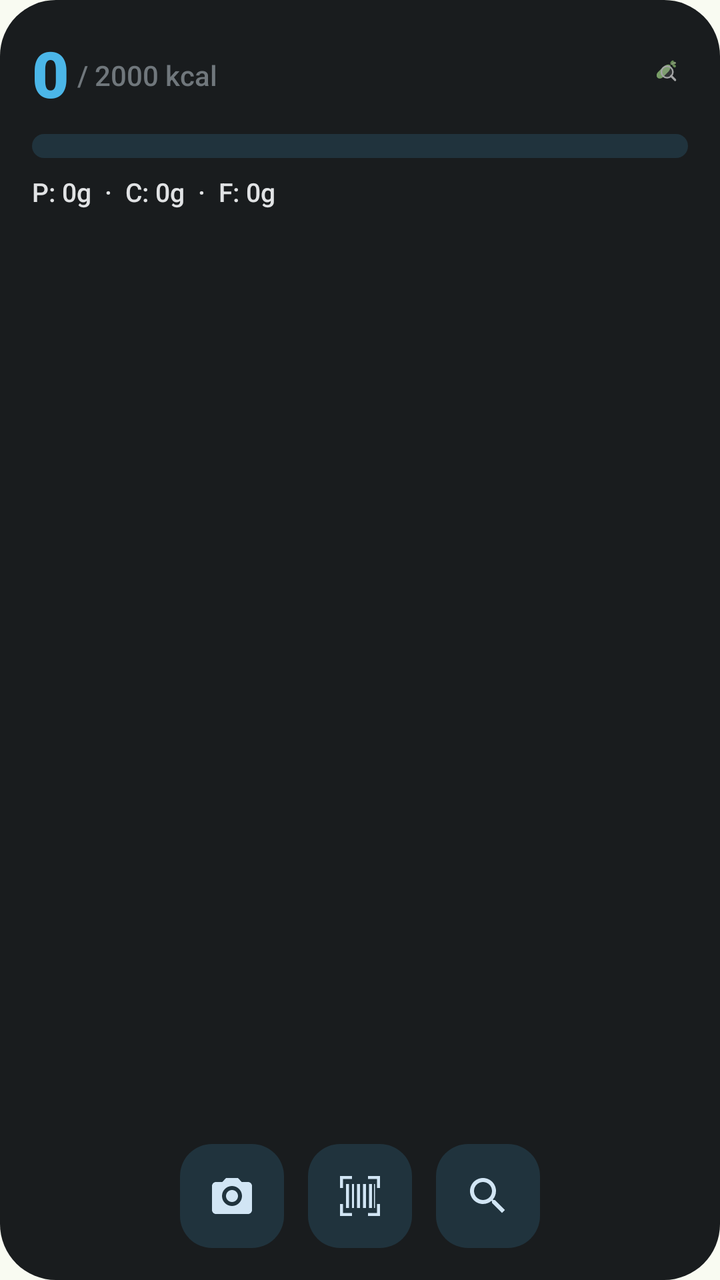
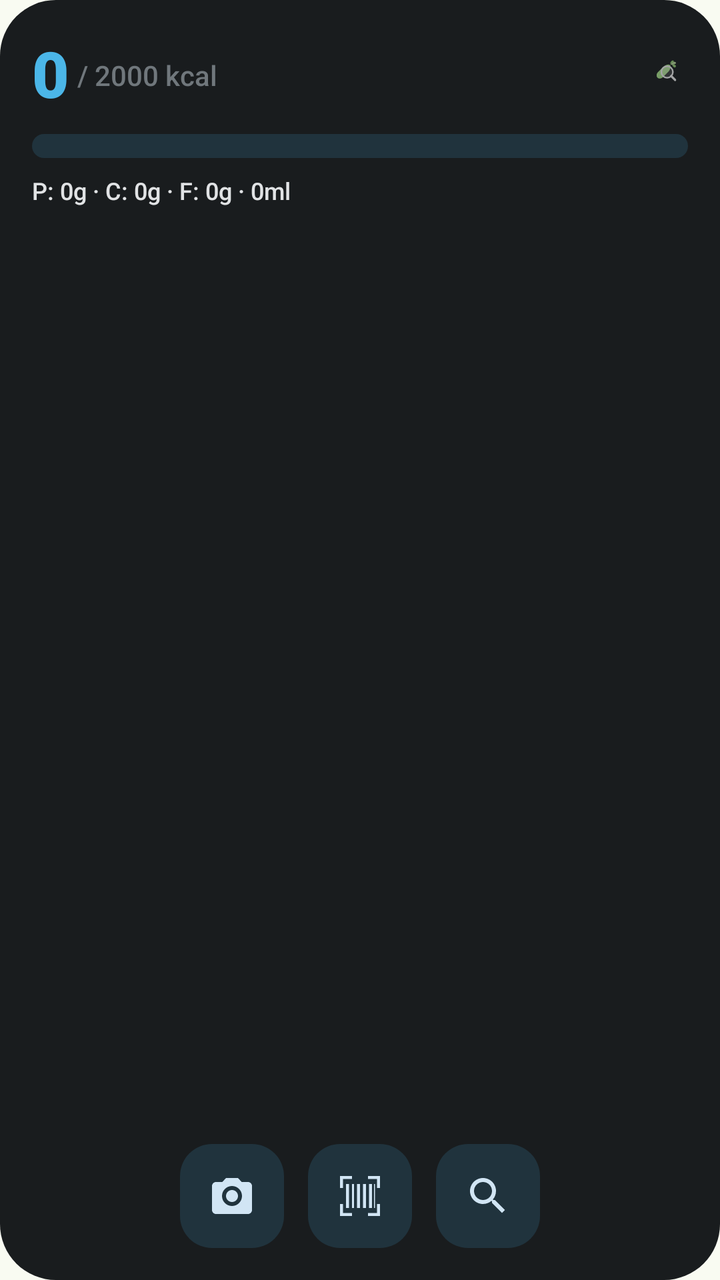

Before-and-after screenshots of an Android layout around one commit, followed by the original layout XML and the change that was made.
<!-- AndroidManifest.xml: application theme Theme.ScaScan -->
<!-- res/layout/widget_summary.xml -->
<?xml version="1.0" encoding="utf-8"?>
<RelativeLayout xmlns:android="http://schemas.android.com/apk/res/android"
    android:id="@+id/widget_root"
    android:layout_width="match_parent"
    android:layout_height="match_parent"
    android:background="@drawable/widget_background"
    android:padding="16dp">

    
    <LinearLayout
        android:id="@+id/layout_header"
        android:layout_width="wrap_content"
        android:layout_height="wrap_content"
        android:orientation="horizontal"
        android:gravity="bottom">

        <TextView
            android:id="@+id/tv_widget_consumed"
            android:layout_width="wrap_content"
            android:layout_height="wrap_content"
            android:text="0"
            android:textColor="@color/widget_primary"
            android:textSize="32sp"
            android:textStyle="bold"
            android:fontFamily="sans-serif-black" />

        <TextView
            android:id="@+id/tv_widget_target"
            android:layout_width="wrap_content"
            android:layout_height="wrap_content"
            android:layout_marginStart="4dp"
            android:layout_marginBottom="6dp"
            android:text="/ 2000 kcal"
            android:textColor="@color/widget_outline"
            android:textSize="14sp"
            android:fontFamily="sans-serif-medium" />
    </LinearLayout>

    <ImageView
        android:layout_width="24dp"
        android:layout_height="24dp"
        android:layout_alignParentEnd="true"
        android:layout_alignTop="@id/layout_header"
        android:layout_marginTop="8dp"
        android:src="@drawable/ic_launcher_foreground"
        android:alpha="0.6"
        android:contentDescription="ScaScan" />

    
    <ProgressBar
        android:id="@+id/progress_widget_calories"
        style="@android:style/Widget.ProgressBar.Horizontal"
        android:layout_width="match_parent"
        android:layout_height="12dp"
        android:layout_below="@id/layout_header"
        android:layout_marginTop="8dp"
        android:progress="0"
        android:progressDrawable="@drawable/widget_progress_bar" />

    
    <TextView
        android:id="@+id/tv_widget_macros"
        android:layout_width="match_parent"
        android:layout_height="wrap_content"
        android:layout_below="@id/progress_widget_calories"
        android:layout_marginTop="8dp"
        android:text="P: 0g  ·  C: 0g  ·  F: 0g"
        android:textColor="@color/widget_on_background"
        android:textSize="13sp"
        android:fontFamily="sans-serif-medium" />

    
    <LinearLayout
        android:layout_width="match_parent"
        android:layout_height="wrap_content"
        android:layout_alignParentBottom="true"
        android:orientation="horizontal"
        android:gravity="center">

        <ImageButton
            android:id="@+id/btn_widget_scan"
            android:layout_width="52dp"
            android:layout_height="52dp"
            android:layout_marginEnd="12dp"
            android:background="@drawable/widget_button_background"
            android:src="@drawable/ic_camera"
            android:tint="@color/widget_on_secondary_container"
            android:contentDescription="@string/label_camera" />

        <ImageButton
            android:id="@+id/btn_widget_barcode"
            android:layout_width="52dp"
            android:layout_height="52dp"
            android:layout_marginEnd="12dp"
            android:background="@drawable/widget_button_background"
            android:src="@drawable/ic_barcode"
            android:tint="@color/widget_on_secondary_container"
            android:contentDescription="@string/label_barcode_scan" />

        <ImageButton
            android:id="@+id/btn_widget_search"
            android:layout_width="52dp"
            android:layout_height="52dp"
            android:background="@drawable/widget_button_background"
            android:src="@drawable/ic_search"
            android:tint="@color/widget_on_secondary_container"
            android:contentDescription="@string/label_search" />
    </LinearLayout>

</RelativeLayout>
<!-- resources referenced by this layout -->
<resources>
  <color name="widget_on_background">#E6E1E5</color>
  <color name="widget_on_secondary_container">#E6E1E5</color>
  <color name="widget_outline">#938F99</color>
  <color name="widget_primary">#D0BCFF</color>
  <!-- drawable ic_camera (drawable) -->
  <?xml version="1.0" encoding="utf-8"?>
  <vector xmlns:android="http://schemas.android.com/apk/res/android"
      android:width="24dp"
      android:height="24dp"
      android:viewportWidth="24"
      android:viewportHeight="24">
      <path
          android:fillColor="@android:color/white"
          android:pathData="M20,5H16.83L15,3H9L7.17,5H4C2.9,5 2,5.9 2,7v12c0,1.1 0.9,2 2,2h16c1.1,0 2,-0.9 2,-2V7C22,5.9 21.1,5 20,5zM12,17c-2.76,0 -5,-2.24 -5,-5s2.24,-5 5,-5 5,2.24 5,5S14.76,17 12,17zM12,9c-1.66,0 -3,1.34 -3,3s1.34,3 3,3 3,-1.34 3,-3S13.66,9 12,9z" />
  </vector>
  <!-- drawable ic_search (drawable) -->
  <?xml version="1.0" encoding="utf-8"?>
  <vector xmlns:android="http://schemas.android.com/apk/res/android"
      android:width="24dp"
      android:height="24dp"
      android:viewportWidth="24"
      android:viewportHeight="24">
      <path
          android:fillColor="@android:color/white"
          android:pathData="M15.5,14h-0.79l-0.28,-0.27C15.41,12.59 16,11.11 16,9.5 16,5.91 13.09,3 9.5,3S3,5.91 3,9.5 5.91,16 9.5,16c1.61,0 3.09,-0.59 4.23,-1.57l0.27,0.28v0.79l5,4.99L20.49,19l-4.99,-5zM9.5,14C7.01,14 5,11.99 5,9.5S7.01,5 9.5,5 14,7.01 14,9.5 11.99,14 9.5,14z" />
  </vector>
  <!-- drawable widget_background (drawable) -->
  <?xml version="1.0" encoding="utf-8"?>
  <shape xmlns:android="http://schemas.android.com/apk/res/android">
      <solid android:color="@color/widget_background" />
      <corners android:radius="28dp" />
  </shape>
  <!-- drawable widget_button_background (drawable) -->
  <?xml version="1.0" encoding="utf-8"?>
  <shape xmlns:android="http://schemas.android.com/apk/res/android">
      <solid android:color="@color/widget_secondary_container" />
      <corners android:radius="16dp" />
  </shape>
  <string name="label_barcode_scan">Scan Barcode</string>
  <string name="label_camera">Take Photo</string>
  <string name="label_search">Search Food</string>
  <color name="widget_background">#1C1B1F</color>
  <color name="widget_secondary_container">#49454F</color>
  <color name="colorPrimary">#386A20</color>
  <color name="colorOnPrimary">#FFFFFF</color>
  <color name="colorBackground">#F9FBF2</color>
  <style name="ShapeAppearance.App.Pill" parent="">
          <item name="cornerFamily">rounded</item>
          <item name="cornerSize">50%</item>
      </style>
  <style name="ShapeAppearance.App.LargeRounded" parent="">
          <item name="cornerFamily">rounded</item>
          <item name="cornerSize">28dp</item>
      </style>
  <style name="Widget.App.Button" parent="Widget.Material3.Button">
          <item name="shapeAppearance">@style/ShapeAppearance.App.Pill</item>
          <item name="android:paddingStart">24dp</item>
          <item name="android:paddingEnd">24dp</item>
      </style>
  <style name="Widget.App.Button.Outlined" parent="Widget.Material3.Button.OutlinedButton">
          <item name="shapeAppearance">@style/ShapeAppearance.App.Pill</item>
          <item name="android:paddingStart">24dp</item>
          <item name="android:paddingEnd">24dp</item>
      </style>
  <style name="Widget.App.FloatingActionButton" parent="Widget.Material3.FloatingActionButton.Large.Primary">
          <item name="shapeAppearance">@style/ShapeAppearance.App.Pill</item>
      </style>
  <style name="Widget.App.ExtendedFab" parent="Widget.Material3.ExtendedFloatingActionButton.Primary">
          <item name="shapeAppearance">@style/ShapeAppearance.App.Pill</item>
      </style>
  <style name="Widget.App.Card" parent="Widget.Material3.CardView.Filled">
          <item name="shapeAppearance">@style/ShapeAppearance.App.LargeRounded</item>
          <item name="cardElevation">0dp</item>
          <item name="strokeWidth">0dp</item>
      </style>
  <!-- unchanged entries left out for length: 4 -->
</resources>

<!-- the commit's change to res/layout/widget_summary.xml (unified diff, before → after) -->
@@ -64,9 +64,9 @@
         android:layout_height="wrap_content"
         android:layout_below="@id/progress_widget_calories"
         android:layout_marginTop="8dp"
-        android:text="P: 0g  ·  C: 0g  ·  F: 0g"
+        android:text="P: 0g · C: 0g · F: 0g · 0ml"
         android:textColor="@color/widget_on_background"
-        android:textSize="13sp"
+        android:textSize="12sp"
         android:fontFamily="sans-serif-medium" />
 
     
